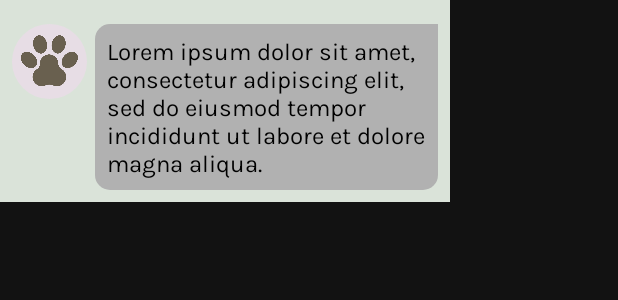
After one commit to Sharlin5/MOBDEVE-MCO-StrayHaven, an Android app: the layout chat_item_left.xml on its own in the app's theme, with its tools: preview values and no code run, on a phone screen of 412 x 824 dp. The commit adds this screen. Shown: the top 300 px of the screen. Run offline under Robolectric (Android 15) with nearby library versions, the phone set to English and light mode, and no system bars; Roboto replaces fonts that are not available here.

Commit message:
Not working chat v0.1

```diff
--- a/StrayHaven/app/src/main/AndroidManifest.xml
+++ b/StrayHaven/app/src/main/AndroidManifest.xml
@@ -18,7 +18,7 @@
             android:name=".ViewPosterActivity"
             android:exported="true" />
         <activity
-            android:name=".ViewMessageActivity"
+            android:name=".ChatActivity"
             android:exported="true" />
         <activity
             android:name=".HomeUpdateActivity"
--- a/StrayHaven/app/src/main/java/com/mobdeve/s11/manuel/tang/strayhaven/Collections.java
+++ b/StrayHaven/app/src/main/java/com/mobdeve/s11/manuel/tang/strayhaven/Collections.java
@@ -3,6 +3,7 @@ package com.mobdeve.s11.manuel.tang.strayhaven;
 public enum Collections {
     users,
     feeds,
+    messages,
     request,
     update,
     likes,
--- /dev/null
+++ b/StrayHaven/app/src/main/res/drawable/chat_left.xml
@@ -0,0 +1,10 @@
+<?xml version="1.0" encoding="utf-8"?>
+<shape xmlns:android="http://schemas.android.com/apk/res/android">
+    android:shape="rectangle">
+
+    <corners
+        android:radius="10dp"
+        android:topRightRadius="0dp" />
+
+    <solid android:color="@color/light_gray"/>
+</shape>
--- a/StrayHaven/app/src/main/res/layout/activity_view_message.xml
+++ b/StrayHaven/app/src/main/res/layout/activity_chat.xml
@@ -5,7 +5,7 @@
     android:layout_width="match_parent"
     android:layout_height="match_parent"
     android:background="@color/white"
-    tools:context=".ViewMessageActivity">
+    tools:context=".ChatActivity">
 
     <androidx.constraintlayout.widget.ConstraintLayout
         android:id="@+id/cl_chat_top_nav_bar"
--- /dev/null
+++ b/StrayHaven/app/src/main/res/layout/chat_item_left.xml
@@ -0,0 +1,33 @@
+<?xml version="1.0" encoding="utf-8"?>
+<RelativeLayout xmlns:android="http://schemas.android.com/apk/res/android"
+    android:layout_width="300dp"
+    android:layout_height="wrap_content"
+    android:background="@color/white"
+    android:padding="8dp">
+
+    <de.hdodenhof.circleimageview.CircleImageView
+        android:id="@+id/iv_chat_left_user_pic"
+        android:layout_width="50dp"
+        android:layout_height="50dp"
+        android:layout_alignParentTop="true"
+        android:layout_marginTop="8dp"
+        android:src="@drawable/icon_default_user" />
+
+    <TextView
+        android:id="@+id/tv_chat_message"
+        android:layout_width="wrap_content"
+        android:layout_height="wrap_content"
+        android:layout_alignParentTop="true"
+        android:layout_marginStart="5dp"
+        android:layout_marginLeft="5dp"
+        android:layout_marginTop="8dp"
+        android:layout_toEndOf="@+id/iv_chat_left_user_pic"
+        android:layout_toRightOf="@id/iv_chat_left_user_pic"
+        android:background="@drawable/chat_left"
+        android:fontFamily="@font/karla"
+        android:padding="8dp"
+        android:text="@string/lorem_ipsum_desc"
+        android:textColor="@color/black"
+        android:textSize="16sp" />
+
+</RelativeLayout>
```
Also changed, not shown: StrayHaven/app/src/main/java/com/mobdeve/s11/manuel/tang/strayhaven/Chat.java (added, +40 -0 lines), StrayHaven/app/src/main/java/com/mobdeve/s11/manuel/tang/strayhaven/ChatActivity.java (added, +168 -0 lines), StrayHaven/app/src/main/java/com/mobdeve/s11/manuel/tang/strayhaven/ChatAdapter.java (added, +78 -0 lines), StrayHaven/app/src/main/java/com/mobdeve/s11/manuel/tang/strayhaven/ChatViewHolder.java (added, +21 -0 lines), StrayHaven/app/src/main/java/com/mobdeve/s11/manuel/tang/strayhaven/MessageAdapter.java (+4 -4 lines), StrayHaven/app/src/main/java/com/mobdeve/s11/manuel/tang/strayhaven/MessagesActivity.java (+5 -2 lines), StrayHaven/app/src/main/java/com/mobdeve/s11/manuel/tang/strayhaven/PostActivity.java (+12 -3 lines), StrayHaven/app/src/main/java/com/mobdeve/s11/manuel/tang/strayhaven/ViewMessageActivity.java (deleted, +0 -42 lines), StrayHaven/app/src/main/java/com/mobdeve/s11/manuel/tang/strayhaven/ViewPostActivity.java (+7 -2 lines), StrayHaven/app/src/main/java/com/mobdeve/s11/manuel/tang/strayhaven/ViewPosterActivity.java (+14 -3 lines), StrayHaven/app/src/main/res/drawable/chat_right.xml (added, +11 -0 lines), StrayHaven/app/src/main/res/layout/chat_item_right.xml (added, +35 -0 lines).
